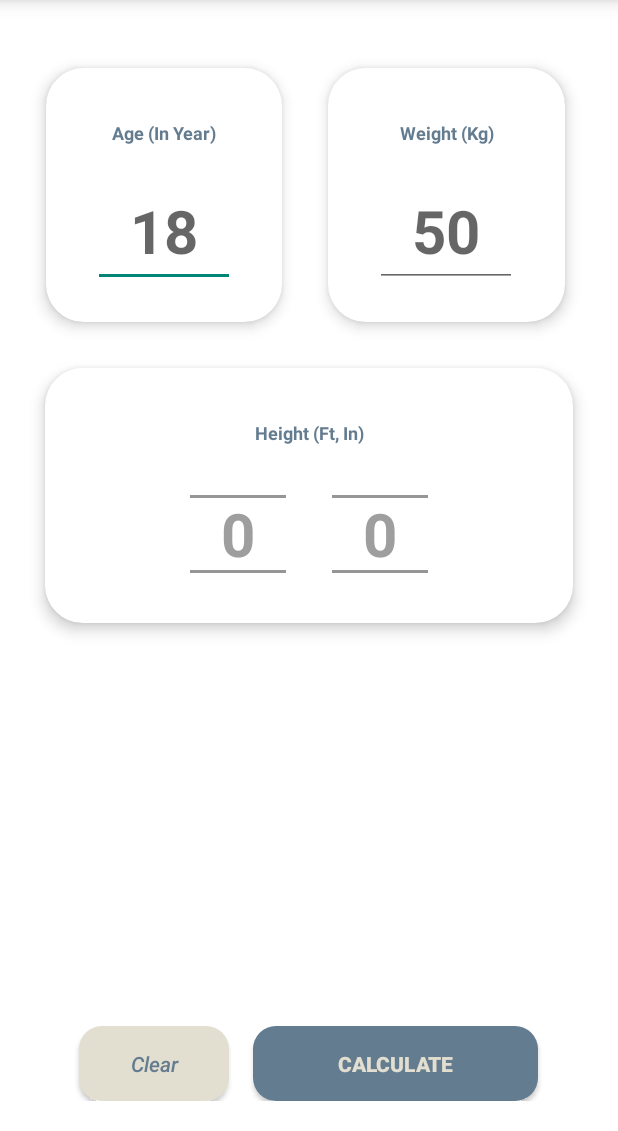
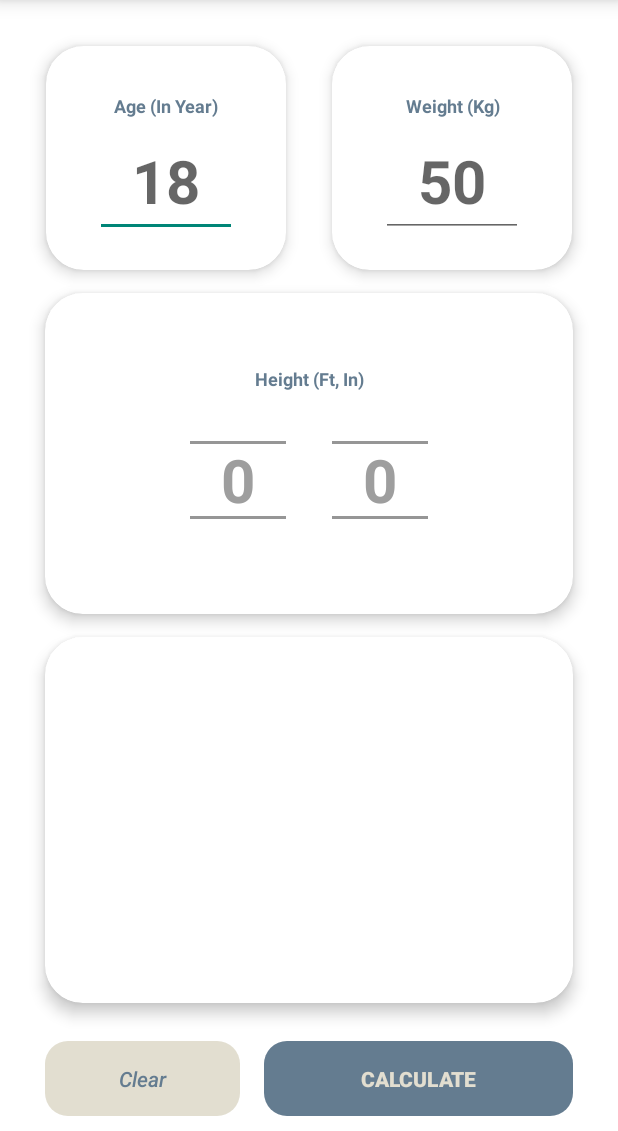
Before and after one commit to Jerreme/BMI_Calculator, an Android app: the screen it shows after launch (MainActivity), on a phone screen of 412 x 824 dp, the part 105-1236 px from its top. Run offline under Robolectric (Android 15) with nearby library versions, the phone set to English and light mode, and no system bars.

Commit message:
Progress 1CA - Fixed Warnings

```diff
--- a/app/src/main/res/layout/activity_main.xml
+++ b/app/src/main/res/layout/activity_main.xml
@@ -1,5 +1,5 @@
 <?xml version="1.0" encoding="utf-8"?>
-<androidx.constraintlayout.widget.ConstraintLayout xmlns:android="http://schemas.android.com/apk/res/android"
+<androidx.appcompat.widget.LinearLayoutCompat xmlns:android="http://schemas.android.com/apk/res/android"
     xmlns:app="http://schemas.android.com/apk/res-auto"
     xmlns:tools="http://schemas.android.com/tools"
     android:orientation="vertical"
@@ -22,31 +22,21 @@
         android:elevation="8dp"
         android:gravity="center_horizontal|center_vertical"
         android:paddingTop="10dp"
+
         android:text="BMI CALCULATOR"
         android:textColor="#647C90"
-        android:textSize="18dp"
-
+        android:textSize="18sp"
         android:textStyle="bold"
-        app:layout_constraintBottom_toBottomOf="parent"
-        app:layout_constraintHorizontal_bias="0.0"
-        app:layout_constraintLeft_toLeftOf="parent"
-        app:layout_constraintRight_toRightOf="parent"
-        app:layout_constraintTop_toTopOf="parent"
-        app:layout_constraintVertical_bias="0.0" />
+        tools:ignore="HardcodedText" />
 
     <LinearLayout
         android:id="@+id/linearLayout"
         android:layout_width="match_parent"
-        android:layout_height="200dp"
-        android:layout_marginTop="30dp"
+        android:layout_height="180dp"
+        android:layout_marginTop="15dp"
         android:orientation="horizontal"
-        android:paddingLeft="15dp"
-
-        android:paddingRight="20dp"
-        app:layout_constraintEnd_toEndOf="parent"
-        app:layout_constraintHorizontal_bias="1.0"
-        app:layout_constraintStart_toStartOf="parent"
-        app:layout_constraintTop_toBottomOf="@+id/textView">
+        android:paddingStart="15dp"
+        android:paddingEnd="15dp">
 
         <androidx.cardview.widget.CardView
             android:layout_width="0dp"
@@ -62,7 +52,7 @@
                 android:layout_width="match_parent"
                 android:layout_height="match_parent"
                 android:orientation="vertical"
-                android:gravity="center_horizontal">
+                android:gravity="center_horizontal|center_vertical">
 
 
                 <TextView
@@ -70,11 +60,11 @@
                     android:gravity="center_horizontal|center_vertical"
                     android:layout_width="match_parent"
                     android:layout_height="35dp"
-                android:layout_marginTop="25dp"
                     android:textStyle="bold"
                     android:textColor="#647C90"
-                android:textSize="12dp"
-                android:text="Age (In Year)" />
+                    android:textSize="12sp"
+                    android:text="Age (In Year)"
+                    tools:ignore="HardcodedText" />
 
                 <EditText
                     android:id="@+id/activity_main_age"
@@ -84,10 +74,11 @@
                     android:gravity="center_horizontal"
                     android:hint="18"
                     android:inputType="number"
-                android:textSize="40dp"
+                    android:textSize="40sp"
                     android:textStyle="bold"
                     android:textColor="#3d505e"
-                android:layout_marginTop="15dp"/>
+                    android:importantForAutofill="no"
+                    tools:ignore="HardcodedText" />
 
             </LinearLayout>
 
@@ -107,7 +98,8 @@
                 android:layout_width="match_parent"
                 android:layout_height="match_parent"
                 android:orientation="vertical"
-                android:gravity="center_horizontal">
+                android:gravity="center_horizontal|center_vertical">
+
 
 
                 <TextView
@@ -115,11 +107,11 @@
                     android:gravity="center_horizontal|center_vertical"
                     android:layout_width="match_parent"
                     android:layout_height="35dp"
-                android:layout_marginTop="25dp"
                     android:textStyle="bold"
                     android:textColor="#647C90"
-                android:textSize="12dp"
-                android:text="Weight (Kg)" />
+                    android:textSize="12sp"
+                    android:text="Weight (Kg)"
+                    tools:ignore="HardcodedText" />
 
                 <EditText
                     android:id="@+id/activity_main_weight"
@@ -129,10 +121,11 @@
                     android:gravity="center_horizontal"
                     android:hint="50"
                     android:inputType="number"
-                android:textSize="40dp"
+                    android:textSize="40sp"
                     android:textStyle="bold"
                     android:textColor="#3d505e"
-                android:layout_marginTop="15dp"/>
+                    tools:ignore="HardcodedText"
+                    android:importantForAutofill="no" />
 
             </LinearLayout>
 
@@ -142,35 +135,31 @@
     <androidx.cardview.widget.CardView
         android:id="@+id/cardView"
         android:layout_width="match_parent"
-        android:layout_height="170dp"
+        android:layout_height="150dp"
 
-        android:layout_marginTop="15dp"
         android:layout_marginLeft="30dp"
         android:layout_marginRight="30dp"
         android:layout_weight="0.5"
         android:background="@color/white"
         app:cardCornerRadius="25dp"
-        app:cardElevation="6dp"
-        app:layout_constraintEnd_toEndOf="parent"
-        app:layout_constraintStart_toStartOf="parent"
-        app:layout_constraintTop_toBottomOf="@+id/linearLayout">
+        app:cardElevation="6dp">
 
         <LinearLayout
             android:layout_width="match_parent"
             android:layout_height="match_parent"
             android:orientation="vertical"
-            android:gravity="center_horizontal">
+            android:gravity="center_horizontal|center_vertical">
 
             <TextView
                 android:id="@+id/textView5"
                 android:gravity="center_horizontal|center_vertical"
                 android:layout_width="match_parent"
                 android:layout_height="35dp"
-                android:layout_marginTop="25dp"
                 android:textStyle="bold"
                 android:textColor="#647C90"
                 android:textSize="12dp"
-                android:text="Height (Ft, In)" />
+                android:text="Height (Ft, In)"
+                tools:ignore="HardcodedText,SpUsage" />
 
             <LinearLayout
                 android:layout_width="match_parent"
@@ -183,7 +172,7 @@
                     android:id="@+id/numPicker"
                     android:layout_width="wrap_content"
                     android:layout_height="200dp"
-                    android:layout_marginRight="15dp"
+                    android:layout_marginEnd="15dp"
                     android:theme="@style/numberPickerTheme"
 
 
@@ -193,17 +182,29 @@
                     android:id="@+id/numPicker2"
                     android:layout_width="wrap_content"
                     android:layout_height="200dp"
-                    android:layout_marginLeft="15dp"
+                    android:layout_marginStart="15dp"
                     android:theme="@style/numberPickerTheme"
 
 
                     />
 
             </LinearLayout>
-
         </LinearLayout>
     </androidx.cardview.widget.CardView>
 
+    <androidx.cardview.widget.CardView
+        android:id="@+id/cardView2"
+        android:layout_width="match_parent"
+        android:layout_height="180dp"
+
+        android:layout_marginTop="15dp"
+        android:layout_marginLeft="30dp"
+        android:layout_marginRight="30dp"
+        android:layout_marginBottom="15dp"
+        android:layout_weight="0.5"
+        android:background="@color/white"
+        app:cardCornerRadius="25dp"
+        app:cardElevation="6dp"/>
 
     <LinearLayout
         android:id="@+id/linearLayout2"
@@ -211,30 +212,36 @@
         android:layout_height="wrap_content"
         android:gravity="center_horizontal|center_vertical"
         android:orientation="horizontal"
-        android:paddingTop="20dp"
-        android:paddingBottom="20dp"
+        android:paddingTop="10dp"
+        android:paddingBottom="10dp"
+        android:paddingStart="30dp"
+        android:paddingEnd="30dp"
         app:layout_constraintBottom_toBottomOf="parent">
 
 
         <Button
             android:id="@+id/button"
-            android:layout_width="100dp"
+            android:layout_width="130dp"
             android:layout_height="50dp"
-            android:layout_marginRight="8dp"
+            android:layout_marginEnd="8dp"
             android:background="@drawable/clear_btn"
             android:text="Clear"
             android:textColor="#647C90"
-            android:textStyle="italic" />
+            android:textStyle="italic"
+            tools:ignore="HardcodedText"
+            style="?android:attr/buttonBarButtonStyle" />
 
         <Button
             android:id="@+id/button2"
-            android:layout_width="190dp"
+            android:layout_width="match_parent"
             android:layout_height="50dp"
-            android:layout_marginLeft="8dp"
+            android:layout_marginStart="8dp"
             android:background="@drawable/calculate_btn"
             android:text="CALCULATE"
             android:textColor="#E2DED0"
-            android:textStyle="bold" />
+            android:textStyle="bold"
+            tools:ignore="HardcodedText"
+            style="?android:attr/buttonBarButtonStyle" />
     </LinearLayout>
 
-</androidx.constraintlayout.widget.ConstraintLayout>
+</androidx.appcompat.widget.LinearLayoutCompat>
```
Lines whose indentation alone changed are shown as unchanged.
